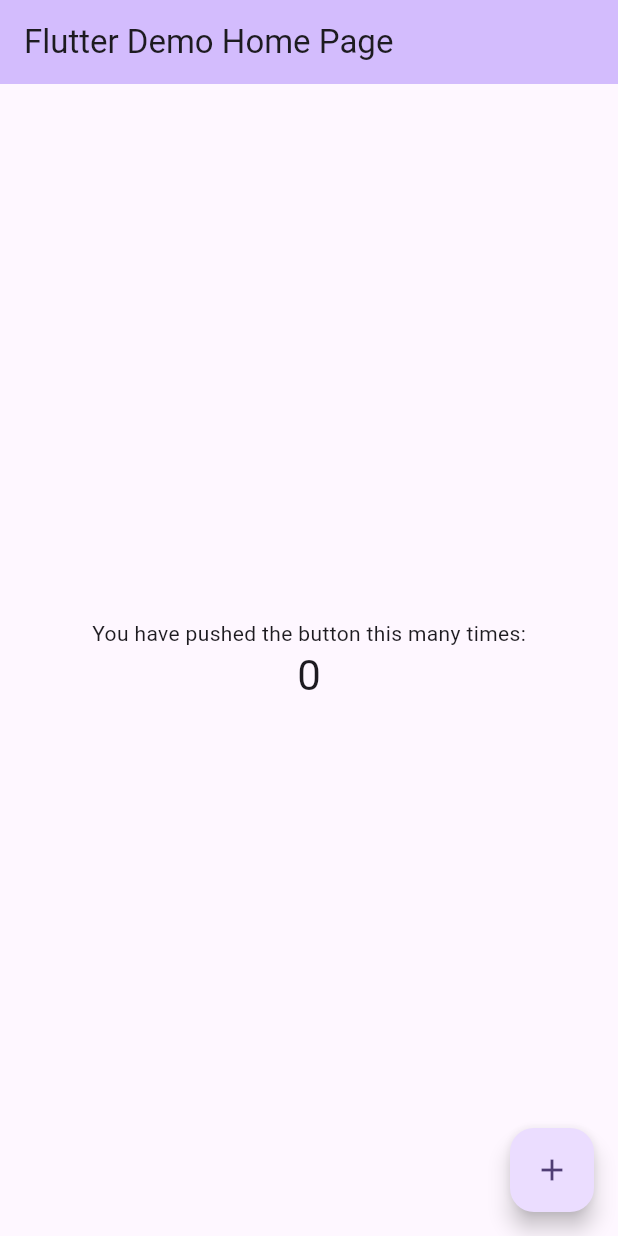
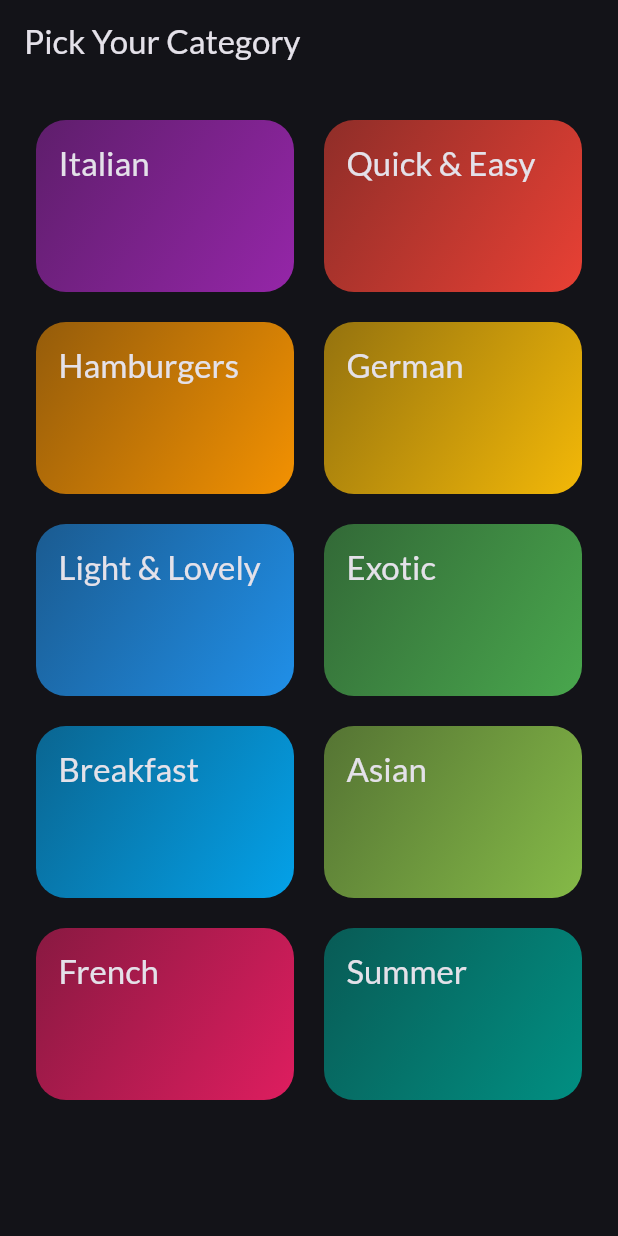
Before and after one commit to Sampurn44/meals_app, a Flutter app: the screen it shows after launch, on a phone screen of 412 x 824 dp. Run offline on Flutter 3.47's test engine with Material 2 defaults, Android fonts, the phone set to English and light mode, and no system bars; our stand-ins replace google_fonts.

Commit message:
"INTIAL PAGE CREATED"

```diff
--- /dev/null
+++ b/lib/Widgets/category_grid.dart
@@ -0,0 +1,26 @@
+import 'package:flutter/material.dart';
+import 'package:meals_app/models/category.dart';
+
+class CategoryGridItems extends StatelessWidget {
+  const CategoryGridItems({super.key, required this.category});
+  final Category category;
+  @override
+  Widget build(BuildContext context) {
+    return Container(
+      padding: const EdgeInsets.all(15),
+      decoration: BoxDecoration(
+        gradient: LinearGradient(colors: [
+          category.color.withOpacity(0.55),
+          category.color.withOpacity(0.95),
+        ], begin: Alignment.topLeft, end: Alignment.bottomRight),
+        borderRadius: BorderRadius.circular(20),
+      ),
+      child: Text(
+        category.title,
+        style: Theme.of(context).textTheme.titleLarge!.copyWith(
+              color: Theme.of(context).colorScheme.onBackground,
+            ),
+      ),
+    );
+  }
+}
--- /dev/null
+++ b/lib/data/dummy_data.dart
@@ -0,0 +1,56 @@
+import 'package:flutter/material.dart';
+
+import 'package:meals_app/models/category.dart';
+
+const availableCategories = [
+  Category(
+    id: 'c1',
+    title: 'Italian',
+    color: Colors.purple,
+  ),
+  Category(
+    id: 'c2',
+    title: 'Quick & Easy',
+    color: Colors.red,
+  ),
+  Category(
+    id: 'c3',
+    title: 'Hamburgers',
+    color: Colors.orange,
+  ),
+  Category(
+    id: 'c4',
+    title: 'German',
+    color: Colors.amber,
+  ),
+  Category(
+    id: 'c5',
+    title: 'Light & Lovely',
+    color: Colors.blue,
+  ),
+  Category(
+    id: 'c6',
+    title: 'Exotic',
+    color: Colors.green,
+  ),
+  Category(
+    id: 'c7',
+    title: 'Breakfast',
+    color: Colors.lightBlue,
+  ),
+  Category(
+    id: 'c8',
+    title: 'Asian',
+    color: Colors.lightGreen,
+  ),
+  Category(
+    id: 'c9',
+    title: 'French',
+    color: Colors.pink,
+  ),
+  Category(
+    id: 'c10',
+    title: 'Summer',
+    color: Colors.teal,
+  ),
+];
--- a/lib/main.dart
+++ b/lib/main.dart
@@ -1,125 +1,26 @@
 import 'package:flutter/material.dart';
+import 'package:google_fonts/google_fonts.dart';
+import 'package:meals_app/screens/categories.dart';
+
+final theme = ThemeData(
+  useMaterial3: true,
+  colorScheme: ColorScheme.fromSeed(
+    brightness: Brightness.dark,
+    seedColor: const Color.fromARGB(255, 0, 12, 177),
+  ),
+  textTheme: GoogleFonts.latoTextTheme(),
+);
 
 void main() {
-  runApp(const MyApp());
+  runApp(const App());
 }
 
-class MyApp extends StatelessWidget {
-  const MyApp({super.key});
-
-  // This widget is the root of your application.
-  @override
-  Widget build(BuildContext context) {
-    return MaterialApp(
-      title: 'Flutter Demo',
-      theme: ThemeData(
-        // This is the theme of your application.
-        //
-        // TRY THIS: Try running your application with "flutter run". You'll see
-        // the application has a blue toolbar. Then, without quitting the app,
-        // try changing the seedColor in the colorScheme below to Colors.green
-        // and then invoke "hot reload" (save your changes or press the "hot
-        // reload" button in a Flutter-supported IDE, or press "r" if you used
-        // the command line to start the app).
-        //
-        // Notice that the counter didn't reset back to zero; the application
-        // state is not lost during the reload. To reset the state, use hot
-        // restart instead.
-        //
-        // This works for code too, not just values: Most code changes can be
-        // tested with just a hot reload.
-        colorScheme: ColorScheme.fromSeed(seedColor: Colors.deepPurple),
-        useMaterial3: true,
-      ),
-      home: const MyHomePage(title: 'Flutter Demo Home Page'),
-    );
-  }
-}
-
-class MyHomePage extends StatefulWidget {
-  const MyHomePage({super.key, required this.title});
-
-  // This widget is the home page of your application. It is stateful, meaning
-  // that it has a State object (defined below) that contains fields that affect
-  // how it looks.
-
-  // This class is the configuration for the state. It holds the values (in this
-  // case the title) provided by the parent (in this case the App widget) and
-  // used by the build method of the State. Fields in a Widget subclass are
-  // always marked "final".
-
-  final String title;
-
-  @override
-  State<MyHomePage> createState() => _MyHomePageState();
-}
-
-class _MyHomePageState extends State<MyHomePage> {
-  int _counter = 0;
-
-  void _incrementCounter() {
-    setState(() {
-      // This call to setState tells the Flutter framework that something has
-      // changed in this State, which causes it to rerun the build method below
-      // so that the display can reflect the updated values. If we changed
-      // _counter without calling setState(), then the build method would not be
-      // called again, and so nothing would appear to happen.
-      _counter++;
-    });
-  }
+class App extends StatelessWidget {
+  const App({super.key});
 
   @override
   Widget build(BuildContext context) {
-    // This method is rerun every time setState is called, for instance as done
-    // by the _incrementCounter method above.
-    //
-    // The Flutter framework has been optimized to make rerunning build methods
-    // fast, so that you can just rebuild anything that needs updating rather
-    // than having to individually change instances of widgets.
-    return Scaffold(
-      appBar: AppBar(
-        // TRY THIS: Try changing the color here to a specific color (to
-        // Colors.amber, perhaps?) and trigger a hot reload to see the AppBar
-        // change color while the other colors stay the same.
-        backgroundColor: Theme.of(context).colorScheme.inversePrimary,
-        // Here we take the value from the MyHomePage object that was created by
-        // the App.build method, and use it to set our appbar title.
-        title: Text(widget.title),
-      ),
-      body: Center(
-        // Center is a layout widget. It takes a single child and positions it
-        // in the middle of the parent.
-        child: Column(
-          // Column is also a layout widget. It takes a list of children and
-          // arranges them vertically. By default, it sizes itself to fit its
-          // children horizontally, and tries to be as tall as its parent.
-          //
-          // Column has various properties to control how it sizes itself and
-          // how it positions its children. Here we use mainAxisAlignment to
-          // center the children vertically; the main axis here is the vertical
-          // axis because Columns are vertical (the cross axis would be
-          // horizontal).
-          //
-          // TRY THIS: Invoke "debug painting" (choose the "Toggle Debug Paint"
-          // action in the IDE, or press "p" in the console), to see the
-          // wireframe for each widget.
-          mainAxisAlignment: MainAxisAlignment.center,
-          children: <Widget>[
-            const Text(
-              'You have pushed the button this many times:',
-            ),
-            Text(
-              '$_counter',
-              style: Theme.of(context).textTheme.headlineMedium,
-            ),
-          ],
-        ),
-      ),
-      floatingActionButton: FloatingActionButton(
-        onPressed: _incrementCounter,
-        tooltip: 'Increment',
-        child: const Icon(Icons.add),
-      ), // This trailing comma makes auto-formatting nicer for build methods.
-    );
+    return MaterialApp(theme: theme, home: const CategoriesScreen() // Todo ...,
+        );
   }
 }
--- /dev/null
+++ b/lib/models/category.dart
@@ -0,0 +1,9 @@
+import 'package:flutter/material.dart';
+
+class Category {
+  const Category(
+      {required this.id, required this.title, this.color = Colors.greenAccent});
+  final String id;
+  final String title;
+  final Color color;
+}
--- /dev/null
+++ b/lib/screens/categories.dart
@@ -0,0 +1,29 @@
+import 'package:flutter/material.dart';
+import 'package:meals_app/Widgets/category_grid.dart';
+import 'package:meals_app/data/dummy_data.dart';
+import 'package:meals_app/data/dummy_data.dart';
+import 'package:meals_app/models/category.dart';
+
+class CategoriesScreen extends StatelessWidget {
+  const CategoriesScreen({super.key});
+
+  @override
+  Widget build(BuildContext context) {
+    return Scaffold(
+        appBar: AppBar(
+          title: const Text('Pick Your Category'),
+        ),
+        body: GridView(
+          padding: const EdgeInsets.all(24),
+          gridDelegate: const SliverGridDelegateWithFixedCrossAxisCount(
+              crossAxisCount: 2,
+              childAspectRatio: 3 / 2,
+              crossAxisSpacing: 20,
+              mainAxisSpacing: 20),
+          children: [
+            for (final category in availableCategories)
+              CategoryGridItems(category: category),
+          ],
+        ));
+  }
+}
--- a/pubspec.yaml
+++ b/pubspec.yaml
@@ -35,6 +35,7 @@ dependencies:
   # The following adds the Cupertino Icons font to your application.
   # Use with the CupertinoIcons class for iOS style icons.
   cupertino_icons: ^1.0.2
+  google_fonts: ^5.1.0
 
 dev_dependencies:
   flutter_test:
```
Also changed, not shown: pubspec.lock, 1 other file.
